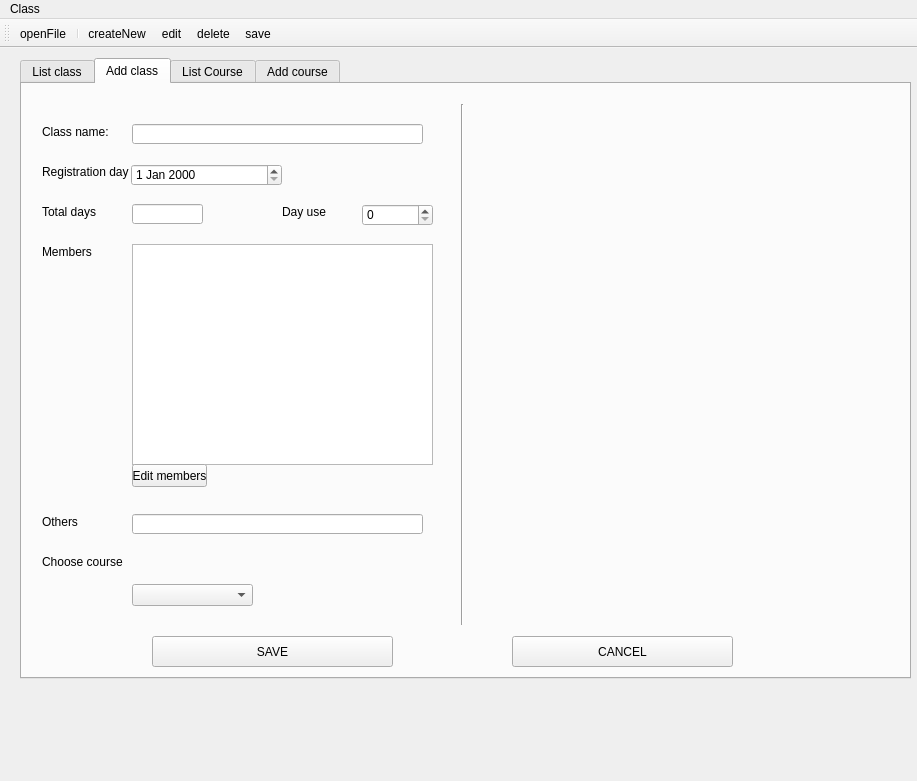
Old version of the form [QT]English_course/myclass.ui in the repository ndaonguyen/QT_EnglishCourse.
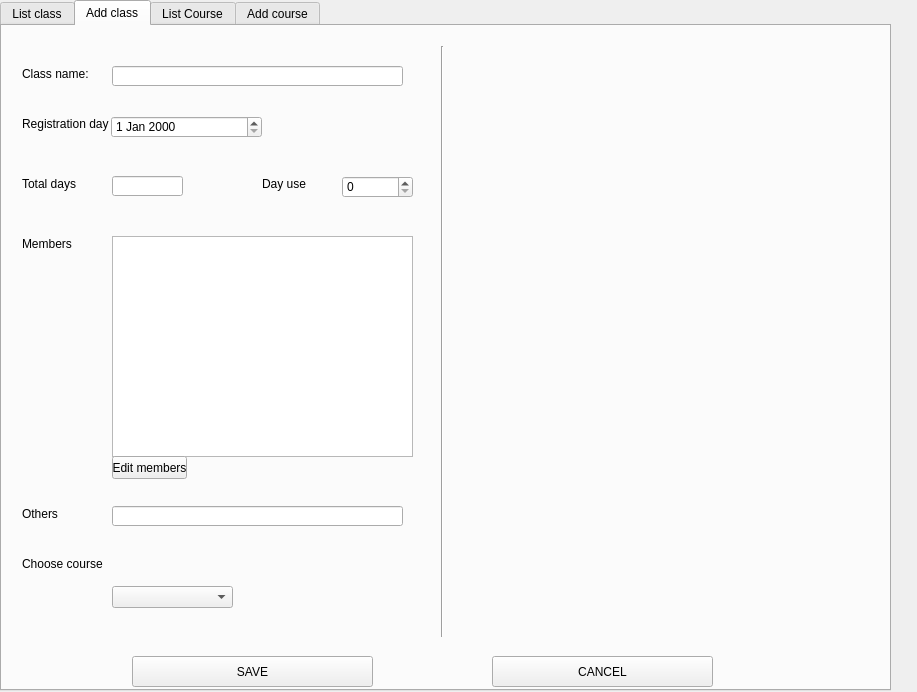
New version of the form. The open tabs and pages were chosen to show the change. Icons and pictures are not drawn.

Commit message: [LIST CLASS TAB] edit class - done load new course

Diff of the .ui file:
```diff
--- a/[QT]English_course/myclass.ui
+++ b/[QT]English_course/myclass.ui
@@ -7,7 +7,7 @@
     <x>0</x>
     <y>0</y>
     <width>917</width>
-    <height>781</height>
+    <height>692</height>
    </rect>
   </property>
   <property name="windowTitle">
@@ -17,10 +17,10 @@
    <widget class="QTabWidget" name="mainTab">
     <property name="geometry">
      <rect>
-      <x>20</x>
-      <y>10</y>
+      <x>0</x>
+      <y>0</y>
       <width>891</width>
-      <height>621</height>
+      <height>691</height>
      </rect>
     </property>
     <property name="toolTip">
@@ -120,7 +120,7 @@
         <x>430</x>
         <y>20</y>
         <width>20</width>
-        <height>521</height>
+        <height>591</height>
        </rect>
       </property>
       <property name="orientation">
@@ -154,7 +154,7 @@
       <property name="geometry">
        <rect>
         <x>20</x>
-        <y>80</y>
+        <y>90</y>
         <width>91</width>
         <height>16</height>
        </rect>
@@ -167,7 +167,7 @@
       <property name="geometry">
        <rect>
         <x>20</x>
-        <y>120</y>
+        <y>150</y>
         <width>91</width>
         <height>16</height>
        </rect>
@@ -180,7 +180,7 @@
       <property name="geometry">
        <rect>
         <x>110</x>
-        <y>120</y>
+        <y>150</y>
         <width>71</width>
         <height>20</height>
        </rect>
@@ -190,7 +190,7 @@
       <property name="geometry">
        <rect>
         <x>20</x>
-        <y>160</y>
+        <y>210</y>
         <width>91</width>
         <height>16</height>
        </rect>
@@ -203,7 +203,7 @@
       <property name="geometry">
        <rect>
         <x>20</x>
-        <y>470</y>
+        <y>530</y>
         <width>91</width>
         <height>16</height>
        </rect>
@@ -216,7 +216,7 @@
       <property name="geometry">
        <rect>
         <x>110</x>
-        <y>500</y>
+        <y>560</y>
         <width>121</width>
         <height>22</height>
        </rect>
@@ -226,7 +226,7 @@
       <property name="geometry">
        <rect>
         <x>109</x>
-        <y>80</y>
+        <y>90</y>
         <width>151</width>
         <height>22</height>
        </rect>
@@ -236,7 +236,7 @@
       <property name="geometry">
        <rect>
         <x>110</x>
-        <y>470</y>
+        <y>530</y>
         <width>251</width>
         <height>16</height>
        </rect>
@@ -264,7 +264,7 @@
         <x>450</x>
         <y>40</y>
         <width>401</width>
-        <height>501</height>
+        <height>571</height>
        </rect>
       </property>
       <widget class="QWidget" name="verticalLayoutWidget_4">
@@ -273,7 +273,7 @@
          <x>0</x>
          <y>10</y>
          <width>401</width>
-         <height>481</height>
+         <height>561</height>
         </rect>
        </property>
        <layout class="QVBoxLayout" name="courseInfoLayout"/>
@@ -283,7 +283,7 @@
       <property name="geometry">
        <rect>
         <x>130</x>
-        <y>552</y>
+        <y>630</y>
         <width>241</width>
         <height>31</height>
        </rect>
@@ -300,7 +300,7 @@
       <property name="geometry">
        <rect>
         <x>110</x>
-        <y>160</y>
+        <y>210</y>
         <width>301</width>
         <height>221</height>
        </rect>
@@ -310,7 +310,7 @@
       <property name="geometry">
        <rect>
         <x>20</x>
-        <y>430</y>
+        <y>480</y>
         <width>91</width>
         <height>16</height>
        </rect>
@@ -323,7 +323,7 @@
       <property name="geometry">
        <rect>
         <x>110</x>
-        <y>430</y>
+        <y>480</y>
         <width>291</width>
         <height>20</height>
        </rect>
@@ -333,7 +333,7 @@
       <property name="geometry">
        <rect>
         <x>490</x>
-        <y>552</y>
+        <y>630</y>
         <width>221</width>
         <height>31</height>
        </rect>
@@ -350,7 +350,7 @@
       <property name="geometry">
        <rect>
         <x>110</x>
-        <y>380</y>
+        <y>430</y>
         <width>75</width>
         <height>23</height>
        </rect>
@@ -363,7 +363,7 @@
       <property name="geometry">
        <rect>
         <x>240</x>
-        <y>110</y>
+        <y>140</y>
         <width>181</width>
         <height>41</height>
        </rect>
@@ -917,41 +917,6 @@
     </widget>
    </widget>
   </widget>
-  <widget class="QMenuBar" name="menuBar">
-   <property name="geometry">
-    <rect>
-     <x>0</x>
-     <y>0</y>
-     <width>917</width>
-     <height>21</height>
-    </rect>
-   </property>
-   <widget class="QMenu" name="menuClass">
-    <property name="title">
-     <string>Class</string>
-    </property>
-    <addaction name="actionList"/>
-    <addaction name="actionAdd_class"/>
-   </widget>
-   <addaction name="menuClass"/>
-  </widget>
-  <widget class="QToolBar" name="toolBar">
-   <property name="windowTitle">
-    <string>toolBar</string>
-   </property>
-   <attribute name="toolBarArea">
-    <enum>TopToolBarArea</enum>
-   </attribute>
-   <attribute name="toolBarBreak">
-    <bool>false</bool>
-   </attribute>
-   <addaction name="actionOpenFile"/>
-   <addaction name="separator"/>
-   <addaction name="actionCreateNew"/>
-   <addaction name="actionEdit"/>
-   <addaction name="actionDelete"/>
-   <addaction name="actionSave"/>
-  </widget>
   <action name="actionAdd_class">
    <property name="text">
     <string>Add class</string>
```
Left out of the diff: 128 changed lines with no effect on the pictures. The commit also changes 2 other files.
